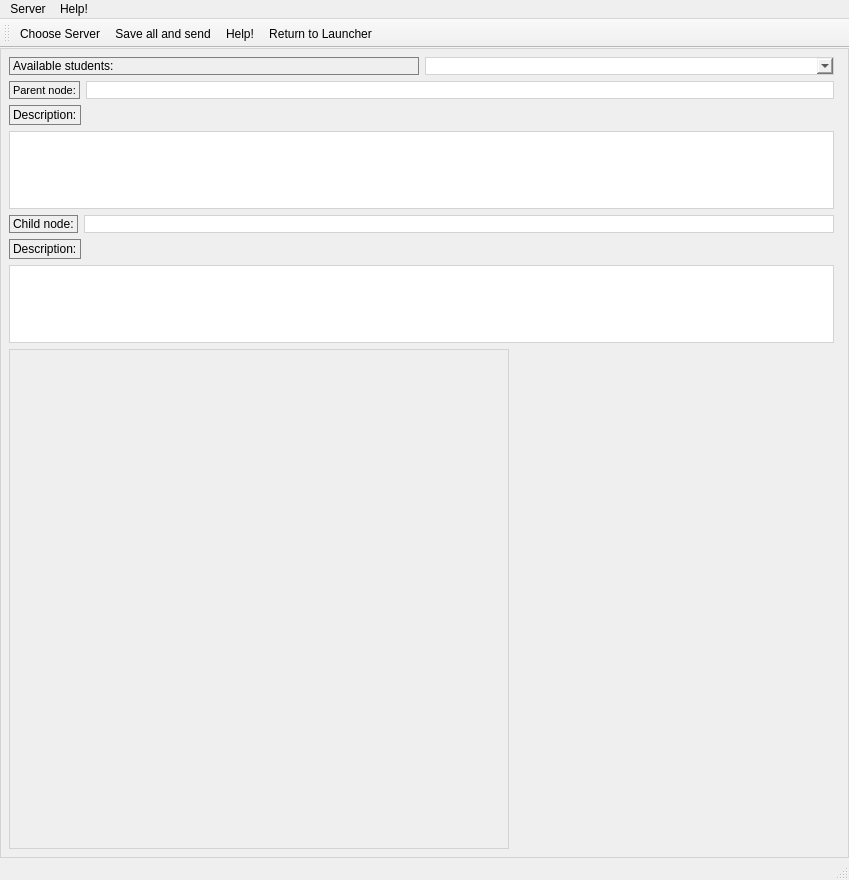
timattt/Cognitia-II, file Sources/App/MentorClient/mentorclient.ui: the form before one commit.
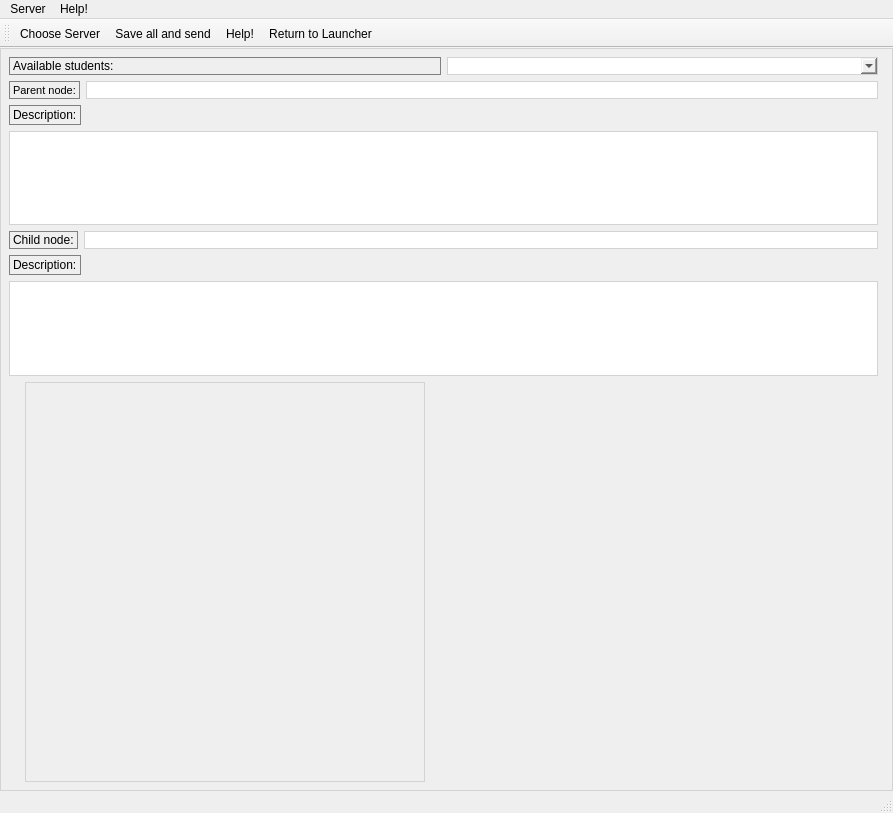
The form after the commit. Custom widgets are drawn as their Qt base class.

Commit message: MentorClient | Fix | flower size fix

Diff of the .ui file:
```diff
--- a/Sources/App/MentorClient/mentorclient.ui
+++ b/Sources/App/MentorClient/mentorclient.ui
@@ -6,8 +6,8 @@
    <rect>
     <x>0</x>
     <y>0</y>
-    <width>849</width>
-    <height>880</height>
+    <width>893</width>
+    <height>813</height>
    </rect>
   </property>
   <property name="windowTitle">
@@ -152,8 +152,8 @@
          <widget class="SkillsFlower" name="skillFlower" native="true">
           <property name="minimumSize">
            <size>
-            <width>500</width>
-            <height>500</height>
+            <width>400</width>
+            <height>400</height>
            </size>
           </property>
          </widget>
@@ -175,7 +175,7 @@
     <rect>
      <x>0</x>
      <y>0</y>
-     <width>849</width>
+     <width>893</width>
      <height>21</height>
     </rect>
    </property>
```
The commit also changes 1 other file.
